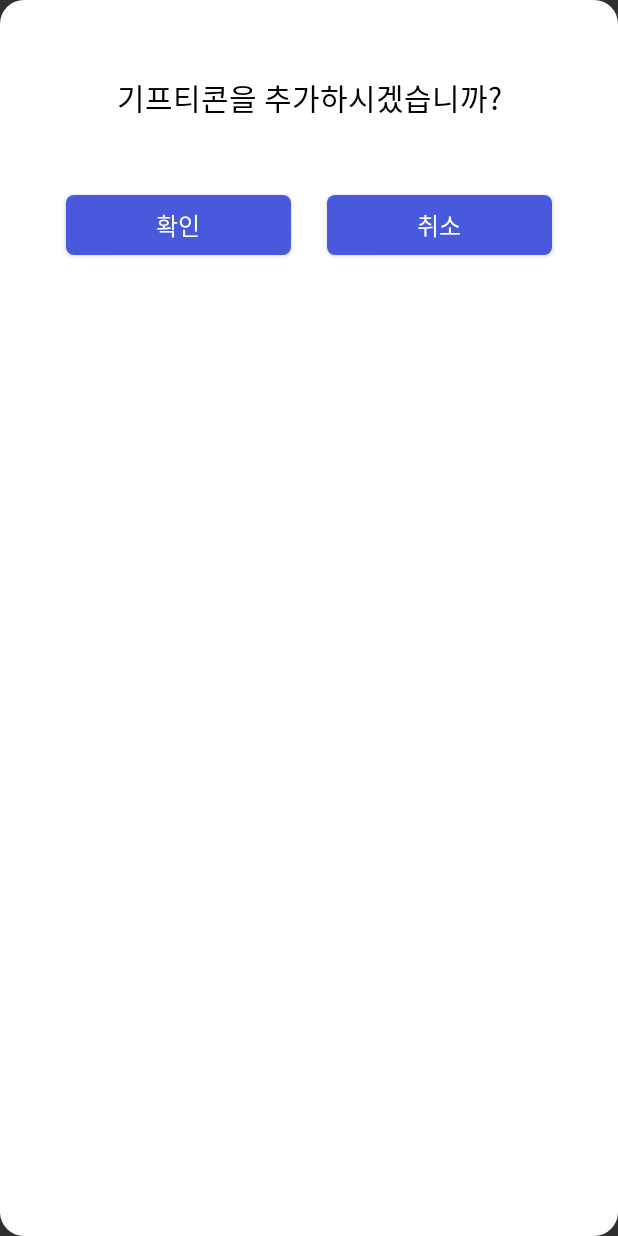
After one commit to junieberry/GDG-11, an Android app: the layout exchange_more_dialog.xml on its own in the app's theme, with its tools: preview values and no code run, on a phone screen of 412 x 824 dp. The commit adds this screen. Run offline under Robolectric (Android 15) with nearby library versions, the phone set to English and light mode, and no system bars.

Commit message:
[feat] exchange activity design

```diff
--- a/app/build.gradle
+++ b/app/build.gradle
@@ -51,6 +51,11 @@ dependencies {
     androidTestImplementation 'androidx.test.ext:junit:1.1.2'
     androidTestImplementation 'androidx.test.espresso:espresso-core:3.3.0'
 
+    //socket.io
+    implementation('io.socket:socket.io-client:1.0.0') {
+        exclude group: 'org.json', module: 'json'
+    }
+
 
     // retrofit
     implementation 'com.google.code.gson:gson:2.8.6'
--- a/app/src/main/AndroidManifest.xml
+++ b/app/src/main/AndroidManifest.xml
@@ -15,7 +15,7 @@
         android:supportsRtl="true"
         android:theme="@style/Theme.AppCompat.NoActionBar"
         android:usesCleartextTraffic="true">
-        <activity android:name=".exchange.ExchangeActivity"></activity>
+        <activity android:name=".exchange.ExchangeActivity" />
         <activity android:name=".MainActivity">
             <intent-filter>
                 <action android:name="android.intent.action.MAIN" />
--- /dev/null
+++ b/app/src/main/res/layout/exchange_more_dialog.xml
@@ -0,0 +1,52 @@
+<?xml version="1.0" encoding="utf-8"?>
+<androidx.constraintlayout.widget.ConstraintLayout xmlns:android="http://schemas.android.com/apk/res/android"
+    xmlns:app="http://schemas.android.com/apk/res-auto"
+    xmlns:tools="http://schemas.android.com/tools"
+    android:layout_width="match_parent"
+    android:layout_height="match_parent"
+    android:background="@drawable/exchange_dialog"
+    android:minWidth="350dp"
+    android:minHeight="400dp">
+
+    <Button
+        android:id="@+id/success_dialog_btn"
+        android:layout_width="150dp"
+        android:layout_height="40dp"
+        android:layout_marginStart="20dp"
+        android:layout_marginTop="50dp"
+        android:layout_marginRight="10dp"
+        android:background="@drawable/button_blue"
+        android:text="@string/check"
+        android:textSize="16sp"
+        app:layout_constraintEnd_toStartOf="@+id/success_dialog_btn2"
+        app:layout_constraintHorizontal_bias="0.5"
+        app:layout_constraintStart_toStartOf="parent"
+        app:layout_constraintTop_toBottomOf="@+id/textView5" />
+
+    <Button
+        android:id="@+id/success_dialog_btn2"
+        android:layout_width="150dp"
+        android:layout_height="40dp"
+        android:layout_marginEnd="20dp"
+        android:background="@drawable/button_blue"
+        android:text="@string/cancel"
+        android:textSize="16sp"
+        app:layout_constraintBottom_toBottomOf="@+id/success_dialog_btn"
+        app:layout_constraintEnd_toEndOf="parent"
+        app:layout_constraintHorizontal_bias="0.5"
+        app:layout_constraintStart_toEndOf="@+id/success_dialog_btn"
+        app:layout_constraintTop_toTopOf="@+id/success_dialog_btn" />
+
+    <TextView
+        android:id="@+id/textView5"
+        android:layout_width="wrap_content"
+        android:layout_height="wrap_content"
+        android:layout_marginTop="50dp"
+        android:text="@string/exchange_moregifticon"
+        android:textColor="#000000"
+        android:textSize="20sp"
+        app:layout_constraintEnd_toEndOf="parent"
+        app:layout_constraintStart_toStartOf="parent"
+        app:layout_constraintTop_toTopOf="parent" />
+
+</androidx.constraintlayout.widget.ConstraintLayout>
```
Also changed, not shown: app/src/main/java/com/example/gdg11_android/exchange/ExchangeActivity.kt (+38 -2 lines), app/src/main/java/com/example/gdg11_android/exchange/SuccessDialog.kt (+7 -6 lines).
